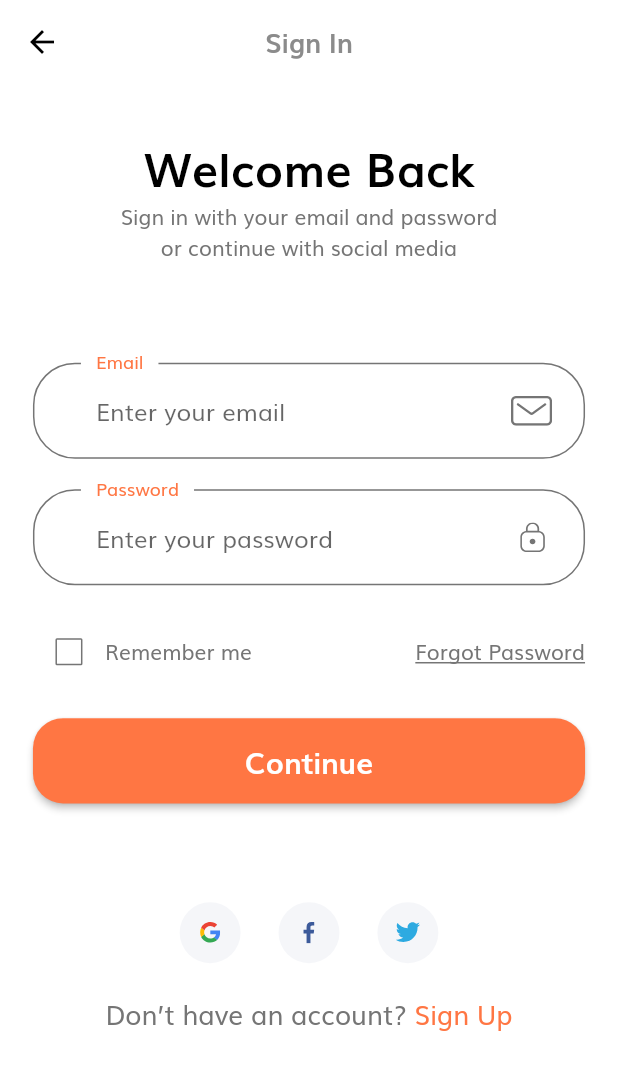
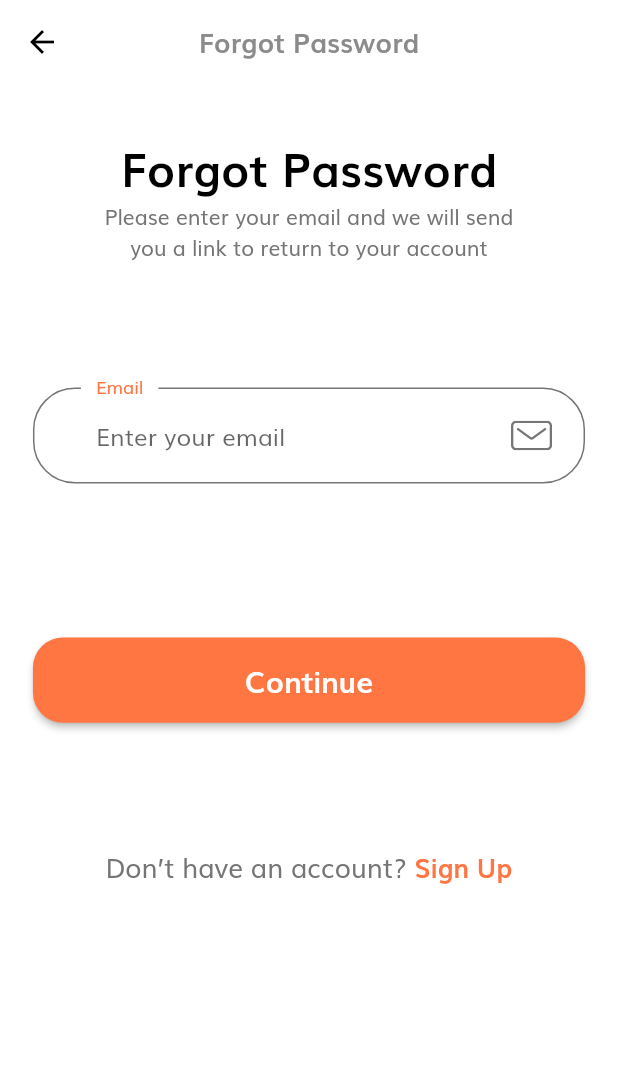
Before and after one commit to VietNe/shop_app, a Flutter app: the SignInScreen screen opened by its route, after a tap on "Forgot Password", on a phone screen of 412 x 824 dp. Shown: the top 1070 px of the screen. Run offline on Flutter 3.47's test engine with Material 2 defaults, Android fonts, the phone set to English and light mode, and no system bars; our stand-ins replace flutter_svg.

Commit message:
Task: Forgot Password Screen

```diff
--- a/lib/components/no_account_text.dart
+++ b/lib/components/no_account_text.dart
@@ -23,7 +23,8 @@ class NoAccountText extends StatelessWidget {
             "Sign Up",
             style: TextStyle(
                 fontSize: getProportionateScreenWidth(16),
-                color: kPrimaryColor),
+                color: kPrimaryColor,
+                fontWeight: FontWeight.bold),
           ),
         ),
       ],
--- a/lib/routes.dart
+++ b/lib/routes.dart
@@ -1,4 +1,5 @@
 import 'package:flutter/widgets.dart';
+import 'package:shop_app/screens/forgot_password/forgot_password_screen.dart';
 import 'package:shop_app/screens/sign_in/sign_in_screen.dart';
 import 'package:shop_app/screens/splash/splash_screen.dart';
 
@@ -7,4 +8,5 @@ import 'package:shop_app/screens/splash/splash_screen.dart';
 final Map<String, WidgetBuilder> routes = {
   SplashScreen.routeName: (context) => const SplashScreen(),
   SignInScreen.routeName: (context) => const SignInScreen(),
+  ForgotPasswordScreen.routeName: (context) => const ForgotPasswordScreen(),
 };
--- /dev/null
+++ b/lib/screens/forgot_password/components/forgot_password_body.dart
@@ -0,0 +1,123 @@
+import 'package:flutter/material.dart';
+import 'package:shop_app/components/custom_suffix_icon.dart';
+import 'package:shop_app/components/default_button.dart';
+import 'package:shop_app/components/form_error.dart';
+import 'package:shop_app/components/no_account_text.dart';
+import 'package:shop_app/constants.dart';
+import 'package:shop_app/size_config.dart';
+
+class ForgotPasswordBody extends StatelessWidget {
+  const ForgotPasswordBody({Key? key}) : super(key: key);
+
+  @override
+  Widget build(BuildContext context) {
+    return SizedBox(
+      width: double.infinity,
+      child: Padding(
+        padding:
+            EdgeInsets.symmetric(horizontal: getProportionateScreenWidth(20)),
+        child: Column(
+          children: [
+            SizedBox(height: SizeConfig.screenHeight * 0.04),
+            Text(
+              "Forgot Password",
+              style: TextStyle(
+                fontSize: getProportionateScreenWidth(28),
+                color: Colors.black,
+                fontWeight: FontWeight.bold,
+              ),
+            ),
+            const Text(
+              "Please enter your email and we will send \nyou a link to return to your account",
+              textAlign: TextAlign.center,
+            ),
+            SizedBox(height: SizeConfig.screenHeight * 0.1),
+            ForgotPassForm(),
+          ],
+        ),
+      ),
+    );
+  }
+}
+
+class ForgotPassForm extends StatefulWidget {
+  const ForgotPassForm({Key? key}) : super(key: key);
+
+  @override
+  _ForgotPassFormState createState() => _ForgotPassFormState();
+}
+
+class _ForgotPassFormState extends State<ForgotPassForm> {
+  final _formKey = GlobalKey<FormState>();
+  List<String> errors = [];
+  String? email;
+  @override
+  Widget build(BuildContext context) {
+    return Form(
+      key: _formKey,
+      child: Column(
+        children: [
+          TextFormField(
+            keyboardType: TextInputType.emailAddress,
+            onSaved: (newValue) => email = newValue,
+            onChanged: (value) {
+              if (value.isNotEmpty && errors.contains(kEmailNullError)) {
+                setState(() {
+                  errors.remove(kEmailNullError);
+                });
+              } else if (emailValidatorRegExp.hasMatch(value) &&
+                  errors.contains(kInvalidEmailError)) {
+                setState(() {
+                  errors.remove(kInvalidEmailError);
+                });
+              }
+            },
+            validator: (value) {
+              if ((value == null || value.isEmpty) &&
+                  !errors.contains(kEmailNullError)) {
+                setState(() {
+                  errors.add(kEmailNullError);
+                });
+                return '';
+              } else if (value != null &&
+                  !emailValidatorRegExp.hasMatch(value) &&
+                  !errors.contains(kInvalidEmailError) &&
+                  !errors.contains(kEmailNullError)) {
+                setState(() {
+                  errors.add(kInvalidEmailError);
+                });
+                return '';
+              } else if (errors.contains(kEmailNullError) ||
+                  errors.contains(kInvalidEmailError)) {
+                return '';
+              }
+
+              return null;
+            },
+            decoration: const InputDecoration(
+              labelText: "Email",
+              hintText: "Enter your email",
+              // If  you are using latest version of flutter then lable text and hint text shown like this
+              // if you r using flutter less then 1.20.* then maybe this is not working properly
+              floatingLabelBehavior: FloatingLabelBehavior.always,
+              suffixIcon: CustomSuffixIcon(svgIconSrc: "assets/icons/Mail.svg"),
+            ),
+          ),
+          SizedBox(height: getProportionateScreenHeight(20)),
+          FormError(errors: errors),
+          SizedBox(height: SizeConfig.screenHeight * 0.1),
+          DefaultButton(
+            text: "Continue",
+            onPress: () {
+              if (_formKey.currentState!.validate()) {
+                // Do what you want to do
+              }
+            },
+          ),
+          SizedBox(height: SizeConfig.screenHeight * 0.1),
+          NoAccountText(),
+        ],
+      ),
+    );
+  }
+}
--- /dev/null
+++ b/lib/screens/forgot_password/forgot_password_screen.dart
@@ -0,0 +1,18 @@
+import 'package:flutter/material.dart';
+import 'package:shop_app/screens/forgot_password/components/forgot_password_body.dart';
+
+class ForgotPasswordScreen extends StatelessWidget {
+  static String routeName = "/forgot_password";
+
+  const ForgotPasswordScreen({Key? key}) : super(key: key);
+  @override
+  Widget build(BuildContext context) {
+    return Scaffold(
+      appBar: AppBar(
+        title: const Text("Forgot Password"),
+        centerTitle: true,
+      ),
+      body: const ForgotPasswordBody(),
+    );
+  }
+}
--- a/lib/screens/sign_in/components/sign_in_body.dart
+++ b/lib/screens/sign_in/components/sign_in_body.dart
@@ -33,6 +33,12 @@ class SignInBody extends StatelessWidget {
               SizedBox(height: SizeConfig.screenHeight * 0.08),
               const SignInForm(),
               SizedBox(height: SizeConfig.screenHeight * 0.08),
+              Text(
+                "Or sign in with",
+                style: TextStyle(fontSize: getProportionateScreenWidth(16)),
+                textAlign: TextAlign.center,
+              ),
+              SizedBox(height: getProportionateScreenHeight(20)),
               Row(
                 mainAxisAlignment: MainAxisAlignment.center,
                 children: [
--- a/lib/screens/sign_in/components/sign_in_form.dart
+++ b/lib/screens/sign_in/components/sign_in_form.dart
@@ -3,6 +3,7 @@ import 'package:shop_app/components/custom_suffix_icon.dart';
 import 'package:shop_app/components/default_button.dart';
 import 'package:shop_app/components/form_error.dart';
 import 'package:shop_app/constants.dart';
+import 'package:shop_app/screens/forgot_password/forgot_password_screen.dart';
 import 'package:shop_app/size_config.dart';
 
 class SignInForm extends StatefulWidget {
@@ -51,7 +52,9 @@ class _SignInFormState extends State<SignInForm> {
               const Text("Remember me"),
               const Spacer(),
               GestureDetector(
-                onTap: () {},
+                onTap: () {
+                  Navigator.pushNamed(context, ForgotPasswordScreen.routeName);
+                },
                 child: const Text(
                   "Forgot Password",
                   style: TextStyle(decoration: TextDecoration.underline),
```
